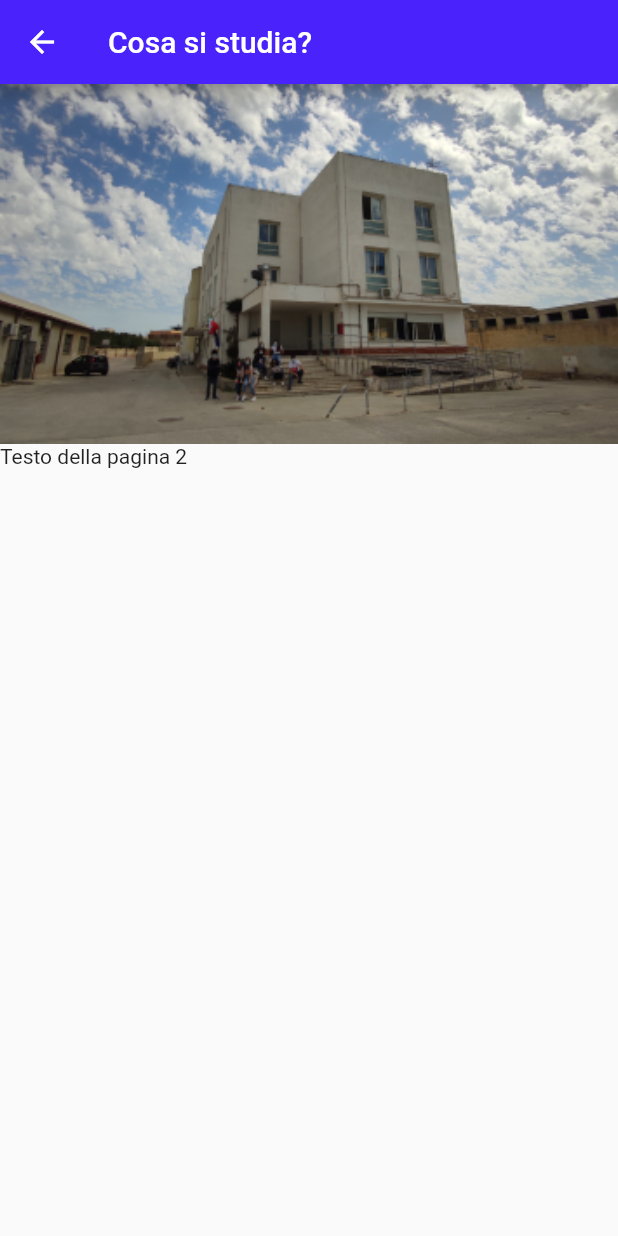
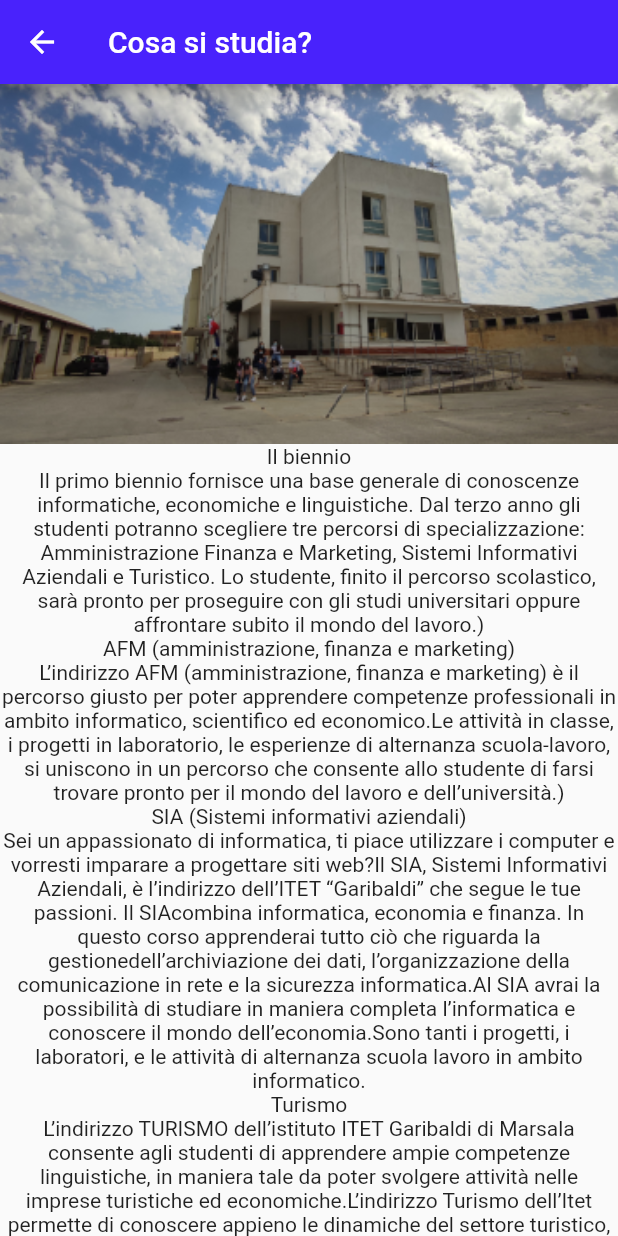
Before and after one commit to enryls/modulomobiledev-ponprogrammazionecreativa-itet, a Flutter app: the screen it shows after launch, in the side drawer, after a tap on "Cosa si studia?", on a phone screen of 412 x 824 dp. Run offline on Flutter 3.47's test engine with Material 2 defaults, Android fonts, the phone set to English and light mode, and no system bars.

Commit message:
aggiunta indirizzi di studio

```diff
--- a/itet_orienta/lib/pagine/cosa_si_studia.dart
+++ b/itet_orienta/lib/pagine/cosa_si_studia.dart
@@ -10,9 +10,22 @@ class CosaSiStudia extends StatelessWidget {
       body: ListView(
         children: [
           Image.asset('assets/images/scuola.png', width: 600, height: 240, fit: BoxFit.cover,),
-          Text('Testo della pagina 2'),
-        ],
-      ),
+          Text('Il biennio', textAlign: TextAlign.center,),
+        Text('Il primo biennio fornisce una base generale di conoscenze informatiche,'
+              ' economiche e linguistiche. Dal terzo anno gli studenti potranno scegliere tre percorsi di specializzazione: Amministrazione Finanza e Marketing, Sistemi Informativi Aziendali e Turistico.'
+              ' Lo studente, finito il percorso scolastico, sarà pronto per proseguire con gli studi universitari oppure affrontare subito il mondo del lavoro.)',  textAlign: TextAlign.center,),
+        Text('AFM (amministrazione, finanza e marketing)', textAlign: TextAlign.center,),
+        Text('L’indirizzo AFM (amministrazione, finanza e marketing) è il percorso giusto per poter apprendere competenze professionali in ambito informatico, scientifico ed economico.'
+                'Le attività in classe, i progetti in laboratorio, le esperienze di alternanza scuola-lavoro,'
+            ' si uniscono in un percorso che consente allo studente di farsi trovare pronto per il mondo del lavoro e dell’università.)', textAlign: TextAlign.center,),
+          Text('SIA (Sistemi informativi aziendali)', textAlign: TextAlign.center,),
+          Text('Sei un appassionato di informatica, ti piace utilizzare i computer e vorresti imparare a progettare siti web?Il SIA, Sistemi Informativi Aziendali, è l’indirizzo dell’ITET “Garibaldi”'
+              ' che segue le tue passioni. Il SIAcombina informatica, economia e finanza. In questo corso apprenderai tutto ciò che riguarda la gestionedell’archiviazione dei dati, l’organizzazione della comunicazione in rete e la sicurezza informatica.'
+              'Al SIA avrai la possibilità di studiare in maniera completa l’informatica e conoscere il mondo dell’economia.Sono tanti i progetti, i laboratori, e le attività di alternanza scuola lavoro in ambito informatico.', textAlign: TextAlign.center,),
+          Text('Turismo', textAlign: TextAlign.center,),
+          Text('L’indirizzo TURISMO dell’istituto ITET Garibaldi di Marsala consente agli studenti di apprendere ampie competenze linguistiche, in maniera tale da poter svolgere attività nelle imprese turistiche ed economiche.L’indirizzo Turismo dell’Itet permette di conoscere'
+              ' appieno le dinamiche del settore turistico, che ogni anno coinvolge sempre più persone. Permette di ottenere competenze nella  valorizzazione del paesaggio, nella promozione culturale e dei servizi riguardanti il territorio.', textAlign: TextAlign.center,),
+        ]),
     );
   }
 }
```
